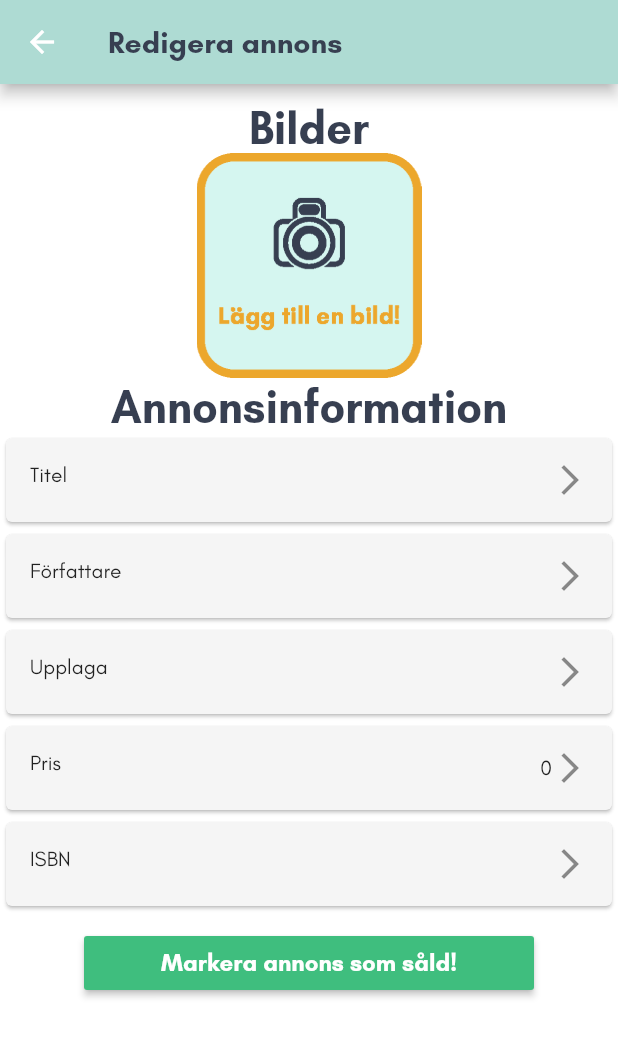
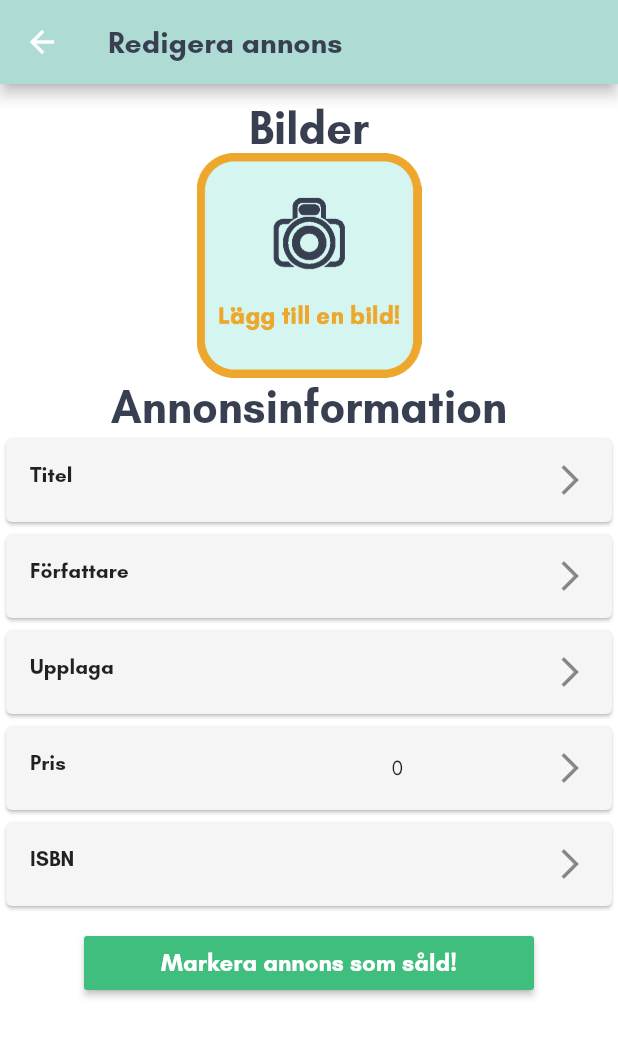
Before and after one commit to ajamlou/Zigma-frontend, a Flutter app: the UserAdvertPage screen opened directly with empty values, on a phone screen of 412 x 824 dp. Shown: the top 1037 px of the screen. Run offline on Flutter 3.47's test engine with Material 2 defaults, Android fonts, the phone set to English and light mode, and no system bars; our stand-ins replace image_picker, shared_preferences, transparent_image; missing offline and left inert: barcode_scan; accounts and stored records are empty; network calls fail.

Commit message:
fixat buggar med redigering av annons!

```diff
--- a/lib/src/pages/user_advert_page.dart
+++ b/lib/src/pages/user_advert_page.dart
@@ -19,7 +19,9 @@ class UserAdvertPage extends StatefulWidget {
 class _UserAdvertPageState extends State<UserAdvertPage> {
   @override
   Widget build(BuildContext context) {
-    return Container(
+    return WillPopScope(
+      onWillPop: () async => false,
+      child: Container(
         child: Scaffold(
           appBar: AppBar(
             title: Text(
@@ -73,7 +75,8 @@ class _UserAdvertPageState extends State<UserAdvertPage> {
                       widget.advert),
                   getCard(RegExp(""), widget.advert.price.toString(), "Pris",
                       widget.advert),
-                getCard(RegExp(""), widget.advert.isbn, "ISBN", widget.advert),
+                  getCard(
+                      RegExp(""), widget.advert.isbn, "ISBN", widget.advert),
                   Container(
                     padding: EdgeInsets.only(top: 10),
                     child: Container(
@@ -94,6 +97,7 @@ class _UserAdvertPageState extends State<UserAdvertPage> {
                 ],
               ),
             ],
+          ),
         ),
       ),
     );
@@ -190,13 +194,24 @@ class _UserAdvertPageState extends State<UserAdvertPage> {
           }
           setState(() {});
         },
-        leading: Text(title),
+        leading: Text(
+          title,
+          style: TextStyle(
+            fontWeight: FontWeight.bold,
+          ),
+        ),
         trailing: Container(
-          width: MediaQuery.of(context).size.width / 2,
+          width: MediaQuery.of(context).size.width / 1.4,
           child: Row(
             mainAxisAlignment: MainAxisAlignment.end,
             children: <Widget>[
-              Text(edit),
+              Container(
+                width: MediaQuery.of(context).size.width / 2,
+                child: Text(
+                  edit,
+                  textAlign: TextAlign.center,
+                ),
+              ),
               Icon(Icons.arrow_forward_ios),
             ],
           ),
```
Lines whose indentation alone changed are shown as unchanged.
